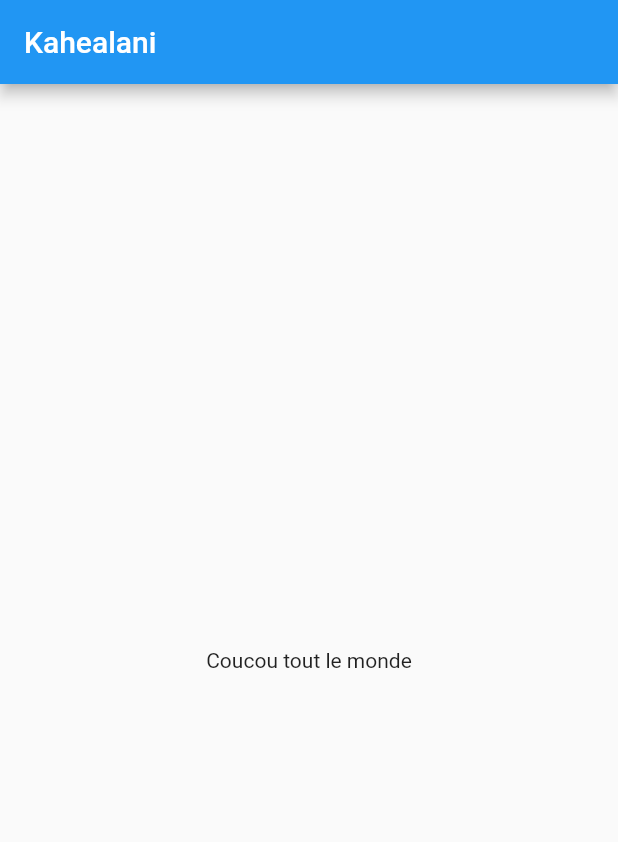
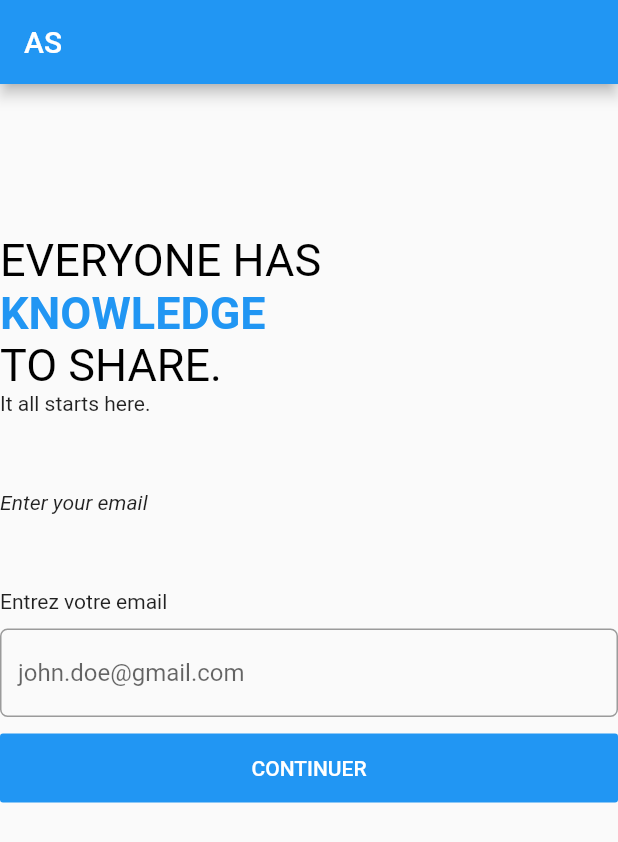
Before and after one commit to CIsmaelJunior/flutter-login-system-with-firebase, a Flutter app: the screen it shows after launch, on a phone screen of 412 x 824 dp. Shown: the top 842 px of the screen. Run offline on Flutter 3.47's test engine with Material 2 defaults, Android fonts, the phone set to English and light mode, and no system bars.

Commit message:
Auth page started

```diff
--- a/lib/main.dart
+++ b/lib/main.dart
@@ -1,5 +1,5 @@
 import 'package:flutter/material.dart';
-import 'package:flutter_learn_projects/screen/Home.dart';
+import 'package:flutter_learn_projects/screen/guest/Auth.dart';
 
 void main() => runApp(App());
 
@@ -10,7 +10,10 @@ class App extends StatelessWidget {
   Widget build(BuildContext context) {
     return MaterialApp(
       debugShowCheckedModeBanner: false,
-      home: Home(),
+      home: AuthScreen(),
+      theme: ThemeData(
+          // primaryColor: Colors.green,
+          ),
     );
   }
 }
--- /dev/null
+++ b/lib/screen/guest/Auth.dart
@@ -0,0 +1,83 @@
+import 'package:flutter/material.dart';
+
+class AuthScreen extends StatefulWidget {
+  const AuthScreen({Key? key}) : super(key: key);
+
+  @override
+  State<AuthScreen> createState() => _AuthScreenState();
+}
+
+class _AuthScreenState extends State<AuthScreen> {
+  @override
+  Widget build(BuildContext context) {
+    return SafeArea(
+        child: Scaffold(
+      appBar: AppBar(title: Text("AS")),
+      body: Center(
+        child: Column(crossAxisAlignment: CrossAxisAlignment.start, children: [
+          SizedBox(
+            height: 100.0,
+          ),
+          RichText(
+            text: TextSpan(
+                text: "Everyone has\n".toUpperCase(),
+                style: TextStyle(color: Colors.black, fontSize: 30.0),
+                children: [
+                  TextSpan(
+                      text: "knowledge\n".toUpperCase(),
+                      style: TextStyle(
+                          color: Theme.of(context).primaryColor,
+                          fontWeight: FontWeight.bold)),
+                  TextSpan(text: "to share.".toUpperCase()),
+                ]),
+          ),
+          Text("It all starts here."),
+          SizedBox(
+            height: 50.0,
+          ),
+          Text(
+            "Enter your email",
+            style: TextStyle(
+              fontStyle: FontStyle.italic,
+            ),
+          ),
+          SizedBox(
+            height: 50.0,
+          ),
+          Form(
+              child: Column(
+            crossAxisAlignment: CrossAxisAlignment.stretch,
+            children: [
+              Text("Entrez votre email"),
+              SizedBox(
+                height: 10.0,
+              ),
+              TextFormField(
+                decoration: InputDecoration(
+                  hintText: "john.doe@gmail.com",
+                  border: OutlineInputBorder(
+                    borderRadius: BorderRadius.circular(5.0),
+                    borderSide: BorderSide(color: Colors.grey),
+                  ),
+                ),
+              ),
+              SizedBox(
+                height: 10.0,
+              ),
+              RaisedButton(
+                color: Theme.of(context).primaryColor,
+                elevation: 0,
+                padding: EdgeInsets.symmetric(vertical: 15.0),
+                onPressed: () => print("Send"),
+                child: Text(
+                  "continuer".toUpperCase(),
+                  style: TextStyle(color: Colors.white),
+                ),
+              )
+            ],
+          ))
+        ]),
+      ),
+    ));
+  }
+}
```
